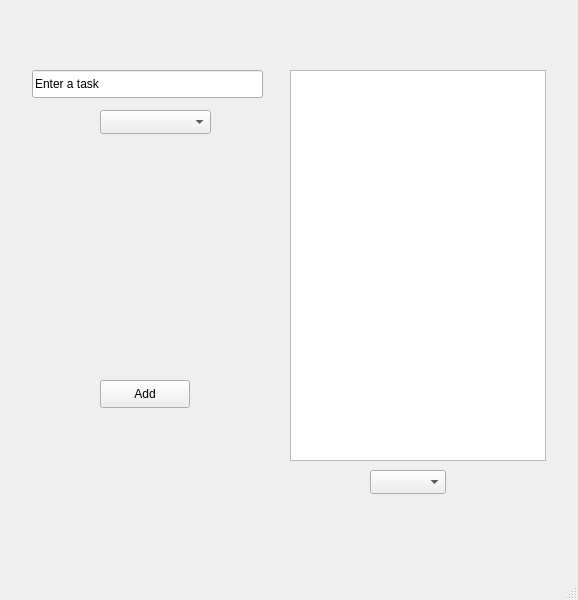
Shakir-L/ToDoApp, file mainwindow.ui: the form before one commit.
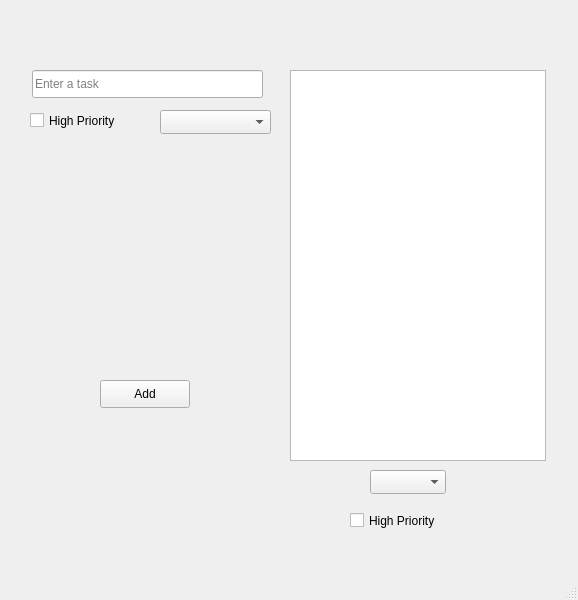
The form after the commit.

Commit message: add a priority feature and his filter, placeholder, add a feature to save tasks when app is closed

```diff
--- a/mainwindow.ui
+++ b/mainwindow.ui
@@ -24,6 +24,9 @@
      </rect>
     </property>
     <property name="text">
+     <string notr="true"/>
+    </property>
+    <property name="placeholderText">
      <string>Enter a task</string>
     </property>
    </widget>
@@ -53,7 +56,7 @@
    <widget class="QComboBox" name="categoryComboBox">
     <property name="geometry">
      <rect>
-      <x>100</x>
+      <x>160</x>
       <y>110</y>
       <width>111</width>
       <height>24</height>
@@ -70,6 +73,38 @@
      </rect>
     </property>
    </widget>
+   <widget class="QCheckBox" name="checkBox">
+    <property name="geometry">
+     <rect>
+      <x>30</x>
+      <y>110</y>
+      <width>101</width>
+      <height>21</height>
+     </rect>
+    </property>
+    <property name="text">
+     <string>High Priority</string>
+    </property>
+    <property name="checked">
+     <bool>false</bool>
+    </property>
+    <property name="tristate">
+     <bool>false</bool>
+    </property>
+   </widget>
+   <widget class="QCheckBox" name="highPriorityCheckBox">
+    <property name="geometry">
+     <rect>
+      <x>350</x>
+      <y>510</y>
+      <width>131</width>
+      <height>21</height>
+     </rect>
+    </property>
+    <property name="text">
+     <string>High Priority</string>
+    </property>
+   </widget>
   </widget>
   <widget class="QMenuBar" name="menubar">
    <property name="geometry">
```
Left out of the diff: 2 changed lines with no effect on the pictures. The commit also changes 5 other files.
